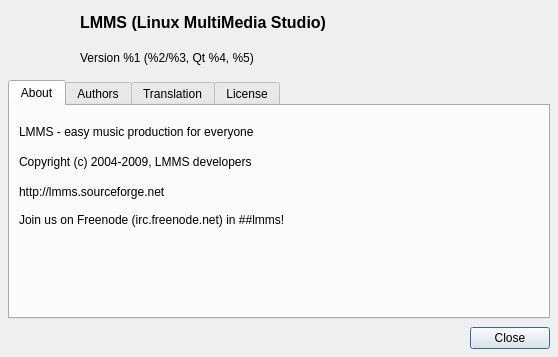
Above: src/gui/Forms/AboutDialog.ui from LMMS/lmms before the change. Below: the same form after it.
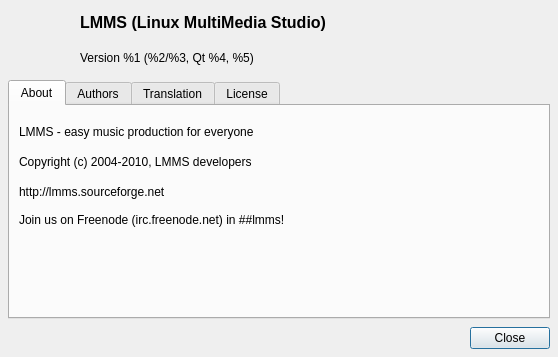
That is the form after the change.

Commit message:
AboutDialog: show correct copyright years
It's been two years that the copyright years were not updated in the
AboutDialog. Fix this.

Patch:
```diff
--- a/src/gui/Forms/AboutDialog.ui
+++ b/src/gui/Forms/AboutDialog.ui
@@ -125,7 +125,7 @@
        <item>
         <widget class="QLabel" name="label_3" >
          <property name="text" >
-          <string>Copyright (c) 2004-2009, LMMS developers</string>
+          <string>Copyright (c) 2004-2010, LMMS developers</string>
          </property>
          <property name="wordWrap" >
           <bool>true</bool>
```
